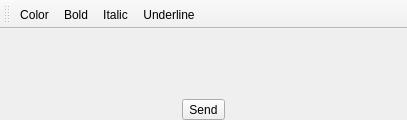
Old version of the form branch/Rewrite/UI/widgetchatinput.ui in the repository c3c/quazaa.
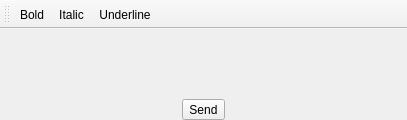
New version of the form. Icons and pictures are not drawn.

Commit message: Added icons to WidgetChatInput text formatting buttons. Removed color choosing action. Need to create a proper tool button and set style sheet on it for color choosing.

The edit to the form file:
```diff
--- a/branch/Rewrite/UI/widgetchatinput.ui
+++ b/branch/Rewrite/UI/widgetchatinput.ui
@@ -83,7 +83,6 @@
    <attribute name="toolBarBreak">
     <bool>false</bool>
    </attribute>
-   <addaction name="actionColor"/>
    <addaction name="actionBold"/>
    <addaction name="actionItalic"/>
    <addaction name="actionUnderline"/>
@@ -103,11 +102,6 @@
     <string>Underline</string>
    </property>
   </action>
-  <action name="actionColor">
-   <property name="text">
-    <string>Color</string>
-   </property>
-  </action>
  </widget>
  <resources>
   <include location="../Resource.qrc"/>
```
Left out of the diff: 15 changed lines with no effect on the pictures. The commit also changes 4 other files.
